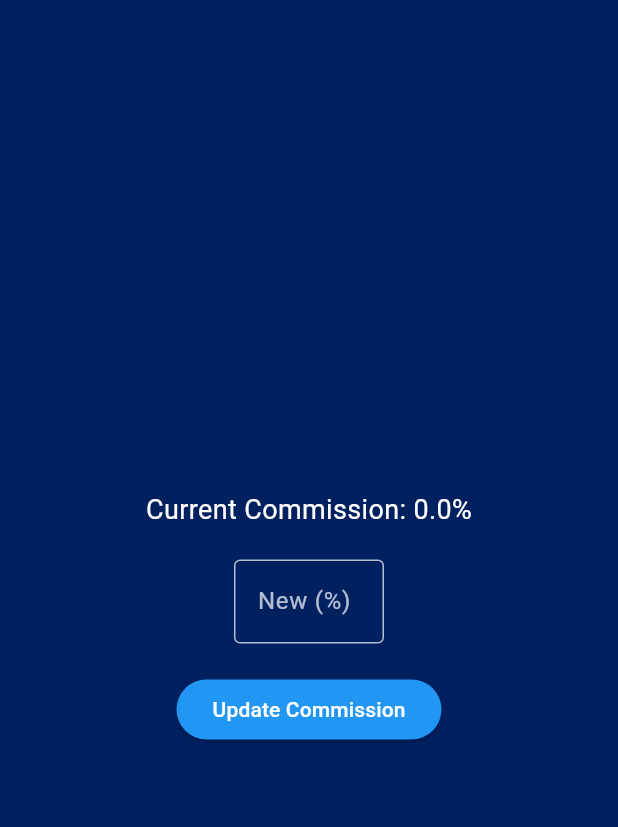
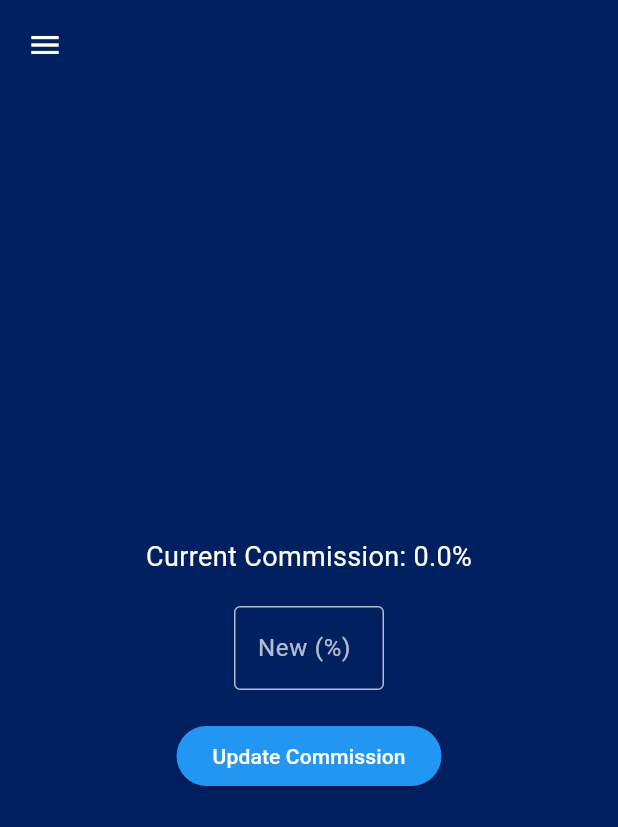
Before and after one commit to ali88367/mascare_admin_backend, a Flutter app: the Commission screen opened directly, on a phone screen of 412 x 824 dp. Shown: the top 827 px of the screen. Run offline on Flutter 3.47's test engine with Material 3 defaults, Android fonts, the phone set to English and light mode, and no system bars; our stand-ins replace cloud_firestore, file_picker, firebase_auth, firebase_core, firebase_storage, flutter_svg and 2 more; accounts and stored records are empty; statements that could not run were skipped.

Commit message:
first commit

```diff
--- a/lib/commission.dart
+++ b/lib/commission.dart
@@ -1,8 +1,11 @@
 import 'package:flutter/cupertino.dart';
 import 'package:flutter/material.dart';
+import 'package:get/get.dart';
 import 'package:mascare_admin_backend/colors.dart';
 import 'package:cloud_firestore/cloud_firestore.dart';
 import 'package:flutter/services.dart';
+
+import 'SideBar/sidebar_controller.dart';
 
 class Commission extends StatefulWidget {
   const Commission({super.key});
@@ -14,6 +17,7 @@ class Commission extends StatefulWidget {
 class _CommissionState extends State<Commission> {
   double? _currentCommission;
   final TextEditingController _commissionController = TextEditingController();
+  final SidebarController sidebarController = Get.find<SidebarController>();
 
   @override
   void initState() {
@@ -67,7 +71,25 @@ class _CommissionState extends State<Commission> {
   Widget build(BuildContext context) {
     return Scaffold(
       backgroundColor: darkBlue,
-      body: Center( // Wrap the Column in a Center widget
+      body: Padding(
+        padding: const EdgeInsets.all(8.0),
+        child: Column(
+        crossAxisAlignment: CrossAxisAlignment.start,
+          mainAxisAlignment: MainAxisAlignment.start,
+          children: [
+          Get.width < 768
+          ? GestureDetector(
+          onTap: () {
+        sidebarController.showsidebar.value = true;
+
+            },
+            child: const Padding(
+            padding: EdgeInsets.only(left: 10, top: 10),
+            child: Icon(Icons.menu,
+            color: Colors.white,))) // Ensure the icon is visible
+          : const SizedBox.shrink(),
+        SizedBox(height: 300,),
+            Center( // Wrap the Column in a Center widget
               child: Padding(
                 padding: const EdgeInsets.all(16.0),
                 child: Column(
@@ -141,6 +163,9 @@ class _CommissionState extends State<Commission> {
                 ),
               ),
             ),
+          ],
+        ),
+      ),
     );
   }
 
--- a/lib/login.dart
+++ b/lib/login.dart
@@ -34,7 +34,7 @@ class _LoginState extends State<Login> {
       Get.snackbar(
         "Login Failed",
         "Only admin access is allowed.",
-        snackPosition: SnackPosition.BOTTOM,
+        snackPosition: SnackPosition.TOP,
         backgroundColor: Colors.redAccent,
         colorText: Colors.white,
       );
--- a/lib/main.dart
+++ b/lib/main.dart
@@ -21,7 +21,7 @@ class MyApp extends StatelessWidget {
   Widget build(BuildContext context) {
     return GetMaterialApp(
       debugShowCheckedModeBanner: false,
-      title: 'Mascare',
+      title: 'MasCare',
       theme: ThemeData(primarySwatch: Colors.blue),
       home: Login(),
 
--- a/lib/user_details.dart
+++ b/lib/user_details.dart
@@ -83,16 +83,16 @@ class _UserDetailsState extends State<UserDetails> {
             ),
             Expanded( // Wrap the Padding with Expanded to give it bounded height
               child: Padding(
-                padding: const EdgeInsets.symmetric(horizontal: 20, vertical: 20),
+                padding: const EdgeInsets.symmetric(horizontal: 0, vertical: 20),
                 child: Column(
                   children: [
                     Row(
                       mainAxisAlignment: MainAxisAlignment.spaceEvenly,
                       children: [
-                        const SizedBox(width: 40),
+                        const SizedBox(width: 50),
                         Expanded(
                           child: Text(
-                            '      Name',
+                            'Name',
                             style: const TextStyle(fontSize: 18, fontWeight: FontWeight.w600, color: orange),
                             textAlign: TextAlign.center,
                           ),
```
Also changed, not shown: lib/add_event.dart (+13 -0 lines), lib/advertisments_lists.dart (+26 -7 lines), lib/bookings.dart (+10 -1 lines), lib/pro_reviews.dart (+30 -7 lines). Lines whose indentation alone changed are shown as unchanged.
